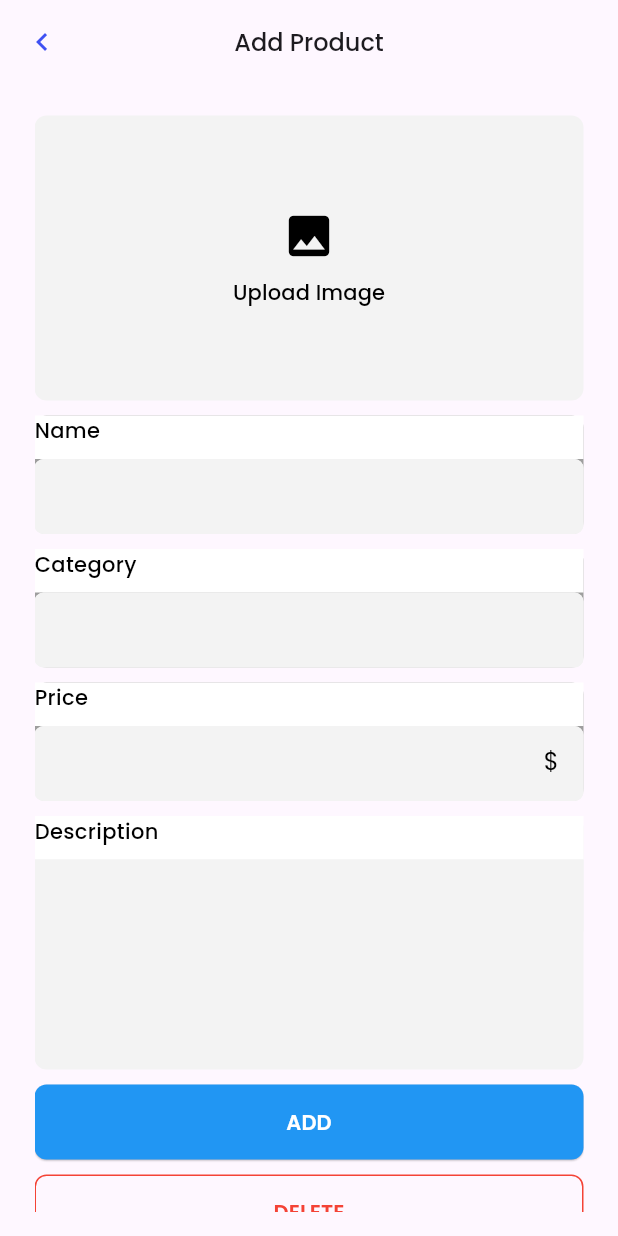
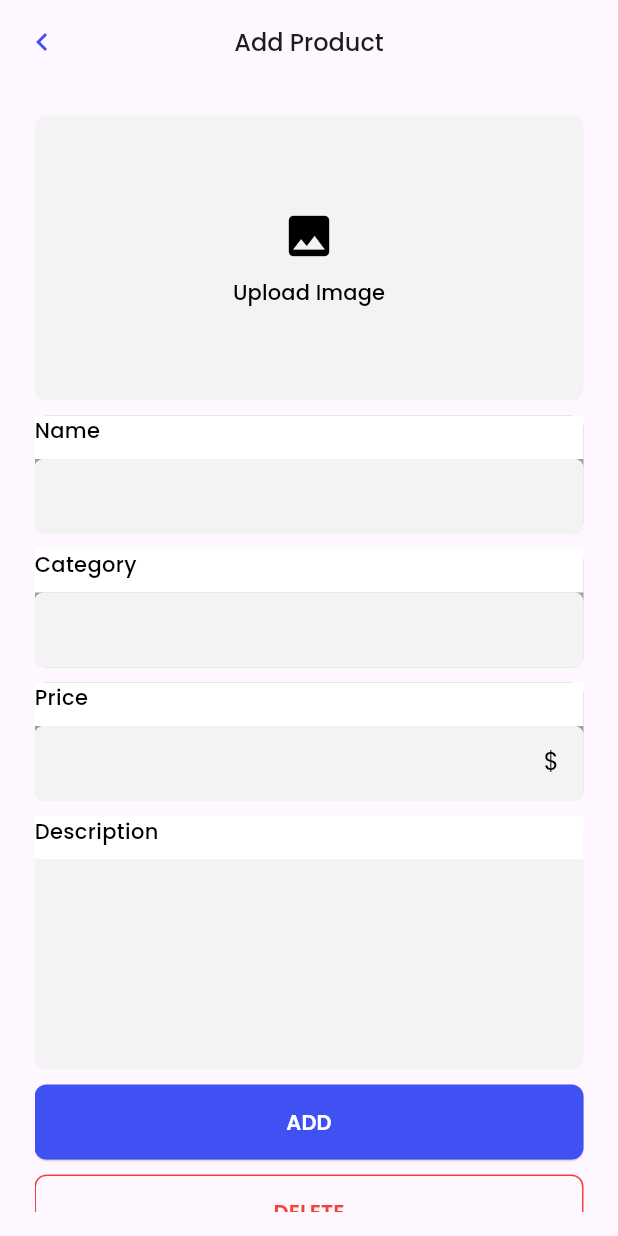
Before and after one commit to DanielKinnito/2024-internship-mobile-tasks, a Flutter app: the AddUpdatePage screen opened directly, on a phone screen of 412 x 824 dp. Run offline on Flutter 3.47's test engine with Material 3 defaults, Android fonts, the phone set to English and light mode, and no system bars; our stand-ins replace google_fonts; missing offline and left inert: task_6; statements that could not run were skipped.

Commit message:
:zap: General touchup

```diff
--- a/mobile_Daniel_Mekonnen/task_6/lib/add_update_page.dart
+++ b/mobile_Daniel_Mekonnen/task_6/lib/add_update_page.dart
@@ -359,7 +359,7 @@ class AddUpdatePage extends StatelessWidget {
                     height: 50,
                     child: ElevatedButton(
                       style: ElevatedButton.styleFrom(
-                          backgroundColor: Colors.blue,
+                          backgroundColor:const Color.fromRGBO(63, 81, 243, 1),
                           foregroundColor: Colors.white,
                           elevation: 0.5,
                           shape: RoundedRectangleBorder(
```
